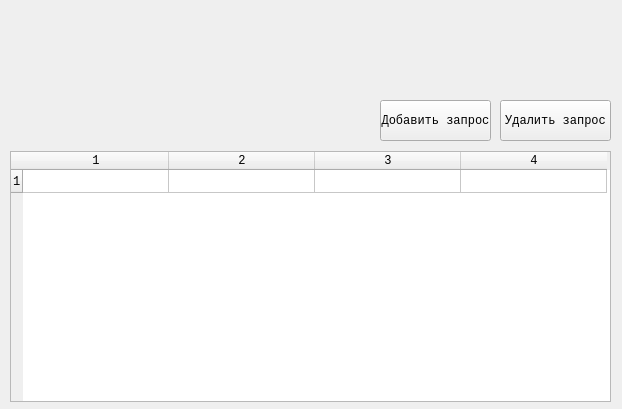
Qt form PyQTForms/MainMenuForm.ui (ruzyqwerty/helpdeskonpython) before a commit.
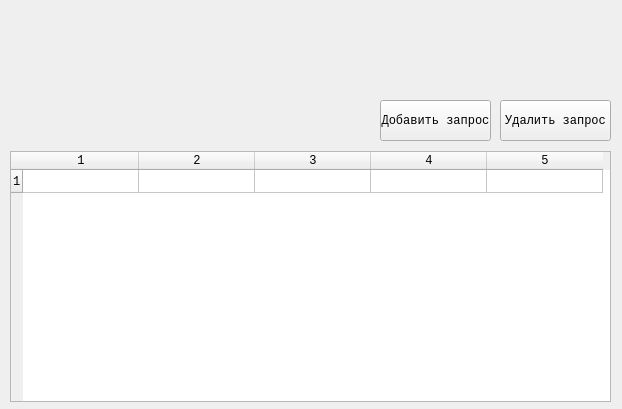
The same form after that commit.

The edit to the form file:
```diff
--- a/PyQTForms/MainMenuForm.ui
+++ b/PyQTForms/MainMenuForm.ui
@@ -47,13 +47,13 @@
      <number>1</number>
     </property>
     <property name="columnCount">
-     <number>4</number>
+     <number>5</number>
     </property>
     <attribute name="horizontalHeaderCascadingSectionResizes">
      <bool>false</bool>
     </attribute>
     <attribute name="horizontalHeaderDefaultSectionSize">
-     <number>146</number>
+     <number>116</number>
     </attribute>
     <attribute name="horizontalHeaderShowSortIndicator" stdset="0">
      <bool>true</bool>
@@ -72,6 +72,7 @@
     <column/>
     <column/>
     <column/>
+    <column/>
    </widget>
    <widget class="QLabel" name="lblName">
     <property name="geometry">
```
